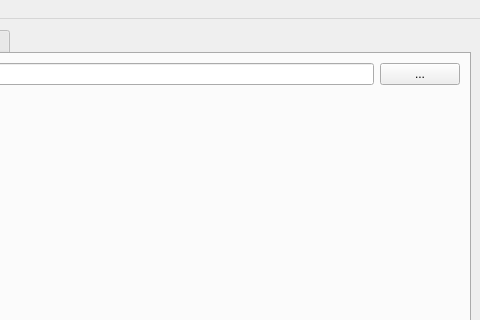
The window that src/mainwindow.ui (IHP-GmbH/EMStudio) describes before a commit, drawn with Qt 5; both pictures show x 590 to 1070 and y 0 to 320 of the 1070 by 603 pixel window.
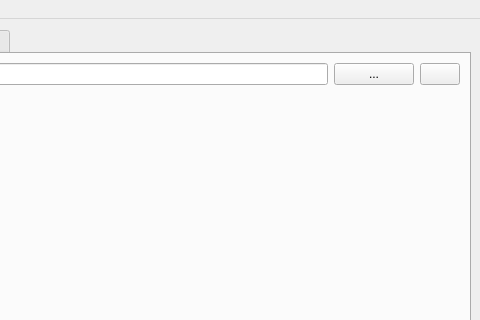
The same window after the commit. The open tabs and pages were chosen to show the change. Custom widgets are drawn as their Qt base class.

Diff of the .ui file:
```diff
--- a/src/mainwindow.ui
+++ b/src/mainwindow.ui
@@ -54,6 +54,13 @@
             </property>
            </widget>
           </item>
+          <item>
+           <widget class="QPushButton" name="btnShowInKlayout">
+            <property name="text">
+             <string/>
+            </property>
+           </widget>
+          </item>
          </layout>
         </item>
         <item>
```
Left out of the diff: 10 changed lines with no effect on the pictures.
